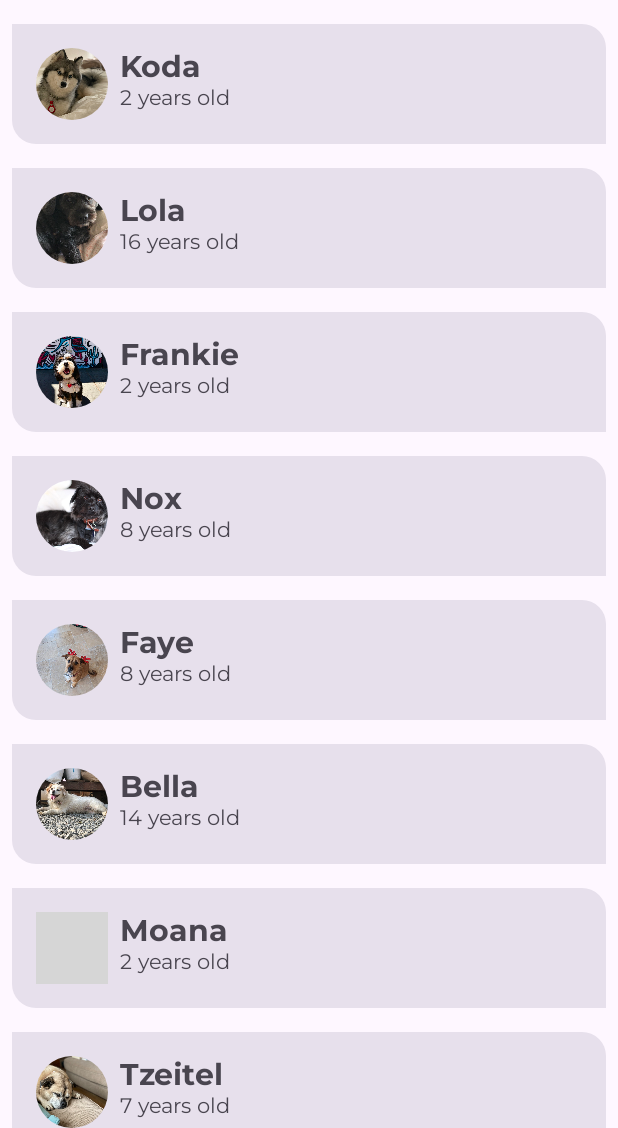
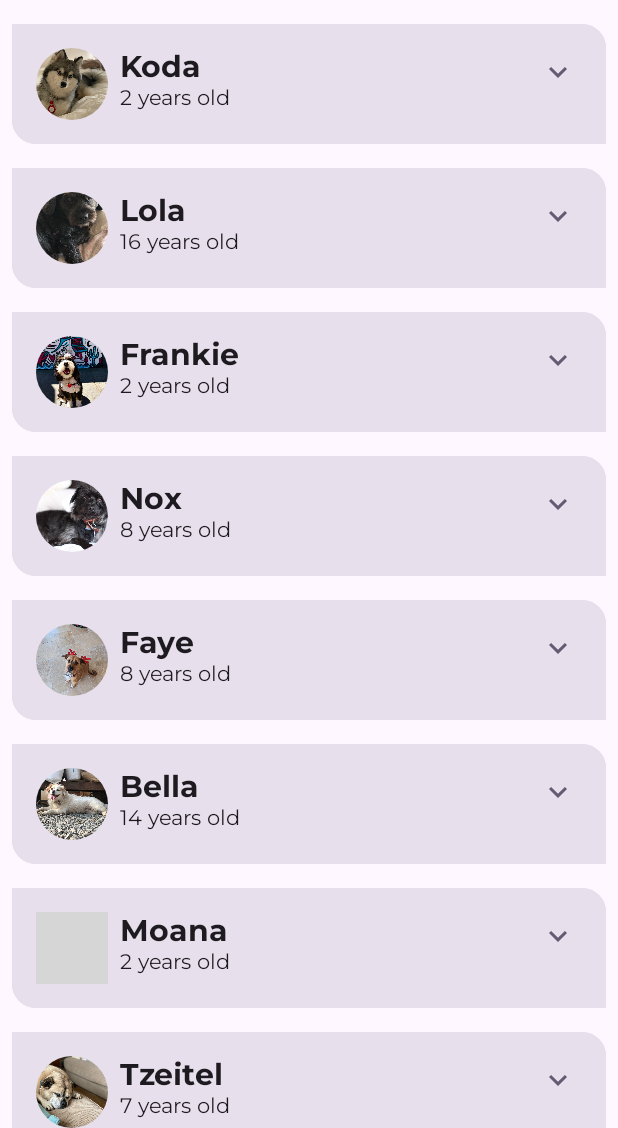
Before and after one commit to ninhTKieen/kotlin-learning, an Android app built with Jetpack Compose: the screen it shows after launch (MainActivity), on a phone screen of 412 x 824 dp, the part 108-1236 px from its top. Run offline under Robolectric (Android 15) with nearby library versions, the phone set to English and light mode, and no system bars; Roboto replaces fonts that are not available here; grey boxes are pictures that could not be loaded.

Commit message:
feat: expanded icon, basic animation

```diff
--- a/MaterialWoof/app/build.gradle.kts
+++ b/MaterialWoof/app/build.gradle.kts
@@ -56,4 +56,5 @@ dependencies {
     androidTestImplementation(libs.androidx.ui.test.junit4)
     debugImplementation(libs.androidx.ui.tooling)
     debugImplementation(libs.androidx.ui.test.manifest)
+    implementation("androidx.compose.material:material-icons-extended")
 }
--- a/MaterialWoof/app/src/main/java/com/example/materialwoof/MainActivity.kt
+++ b/MaterialWoof/app/src/main/java/com/example/materialwoof/MainActivity.kt
@@ -6,9 +6,15 @@ import androidx.activity.compose.setContent
 import androidx.activity.enableEdgeToEdge
 import androidx.annotation.DrawableRes
 import androidx.annotation.StringRes
+import androidx.compose.animation.animateColorAsState
+import androidx.compose.animation.animateContentSize
+import androidx.compose.animation.core.Spring
+import androidx.compose.animation.core.spring
 import androidx.compose.foundation.Image
+import androidx.compose.foundation.background
 import androidx.compose.foundation.layout.Column
 import androidx.compose.foundation.layout.Row
+import androidx.compose.foundation.layout.Spacer
 import androidx.compose.foundation.layout.aspectRatio
 import androidx.compose.foundation.layout.fillMaxSize
 import androidx.compose.foundation.layout.fillMaxWidth
@@ -16,15 +22,23 @@ import androidx.compose.foundation.layout.padding
 import androidx.compose.foundation.layout.size
 import androidx.compose.foundation.lazy.LazyColumn
 import androidx.compose.foundation.lazy.items
+import androidx.compose.material.icons.Icons
+import androidx.compose.material.icons.filled.ExpandLess
+import androidx.compose.material.icons.filled.ExpandMore
 import androidx.compose.material3.Card
-import androidx.compose.material3.CardDefaults
 import androidx.compose.material3.CenterAlignedTopAppBar
 import androidx.compose.material3.ExperimentalMaterial3Api
+import androidx.compose.material3.Icon
+import androidx.compose.material3.IconButton
 import androidx.compose.material3.MaterialTheme
 import androidx.compose.material3.Scaffold
 import androidx.compose.material3.Surface
 import androidx.compose.material3.Text
 import androidx.compose.runtime.Composable
+import androidx.compose.runtime.getValue
+import androidx.compose.runtime.mutableStateOf
+import androidx.compose.runtime.remember
+import androidx.compose.runtime.setValue
 import androidx.compose.ui.Alignment
 import androidx.compose.ui.Modifier
 import androidx.compose.ui.draw.clip
@@ -74,15 +88,28 @@ fun WoofApp() {
 }
 
 @Composable
-fun DogItem(
+private fun DogItem(
     dog: Dog,
     modifier: Modifier = Modifier
 ) {
+    var expanded by remember { mutableStateOf(false) }
+    val bgColor by animateColorAsState(
+        targetValue = if (expanded) MaterialTheme.colorScheme.secondaryContainer
+        else MaterialTheme.colorScheme.surfaceVariant
+    )
+
     Card(
         modifier = modifier,
-        colors = CardDefaults.cardColors(
-            containerColor = MaterialTheme.colorScheme.surfaceVariant
+    ) {
+        Column(
+            modifier = Modifier
+                .animateContentSize(
+                    animationSpec = spring(
+                        dampingRatio = Spring.DampingRatioNoBouncy,
+                        stiffness = Spring.StiffnessMedium
                 )
+            )
+                .background(color = bgColor)
         ) {
             Row(
                 modifier = Modifier
@@ -91,12 +118,32 @@ fun DogItem(
             ) {
                 DogIcon(dog.imageResourceId)
                 DogInformation(dog.name, dog.age)
+                Spacer(modifier = Modifier.weight(1f))
+                DogItemButton(
+                    expanded = expanded,
+                    onClick = {
+                        expanded = !expanded
+                    }
+                )
+            }
+
+            if (expanded) {
+                DogHobby(
+                    hobby = dog.hobbies,
+                    modifier = Modifier.padding(
+                        start = dimensionResource(R.dimen.padding_medium),
+                        end = dimensionResource(R.dimen.padding_medium),
+                        top = dimensionResource(R.dimen.padding_small),
+                        bottom = dimensionResource(R.dimen.padding_medium)
+                    )
+                )
+            }
         }
     }
 }
 
 @Composable
-fun DogIcon(
+private fun DogIcon(
     @DrawableRes dogIcon: Int,
     modifier: Modifier = Modifier
 ) {
@@ -113,7 +160,7 @@ fun DogIcon(
 }
 
 @Composable
-fun DogInformation(
+private fun DogInformation(
     @StringRes dogName: Int,
     dogAge: Int,
     modifier: Modifier = Modifier
@@ -133,9 +180,45 @@ fun DogInformation(
     }
 }
 
+@Composable
+private fun DogItemButton(
+    expanded: Boolean,
+    onClick: () -> Unit,
+    modifier: Modifier = Modifier
+) {
+    val imgVector = if (expanded) Icons.Filled.ExpandLess else Icons.Filled.ExpandMore
+    IconButton(
+        onClick = onClick,
+        modifier = modifier
+    ) {
+        Icon(
+            imageVector = imgVector,
+            contentDescription = stringResource(R.string.expand_button_content_description),
+            tint = MaterialTheme.colorScheme.secondary
+        )
+    }
+}
+
+@Composable
+private fun DogHobby(
+    @StringRes hobby: Int,
+    modifier: Modifier = Modifier
+) {
+    Column (modifier = modifier) {
+        Text(
+            text = stringResource(R.string.about),
+            style = MaterialTheme.typography.labelSmall
+        )
+        Text(
+            text = stringResource(hobby),
+            style = MaterialTheme.typography.bodyLarge
+        )
+    }
+}
+
 @OptIn(ExperimentalMaterial3Api::class)
 @Composable
-fun WoofTopBar(modifier: Modifier = Modifier) {
+private fun WoofTopBar(modifier: Modifier = Modifier) {
     CenterAlignedTopAppBar(
         title = {
             Row (
@@ -144,7 +227,8 @@ fun WoofTopBar(modifier: Modifier = Modifier) {
                 Image(
                     painter = painterResource(R.drawable.ic_woof_logo),
                     contentDescription = null,
-                    modifier = Modifier.padding(dimensionResource(R.dimen.padding_small))
+                    modifier = Modifier
+                        .padding(dimensionResource(R.dimen.padding_small))
                         .size(dimensionResource(R.dimen.image_size))
                 )
                 Text(
```
Lines whose indentation alone changed are shown as unchanged.
